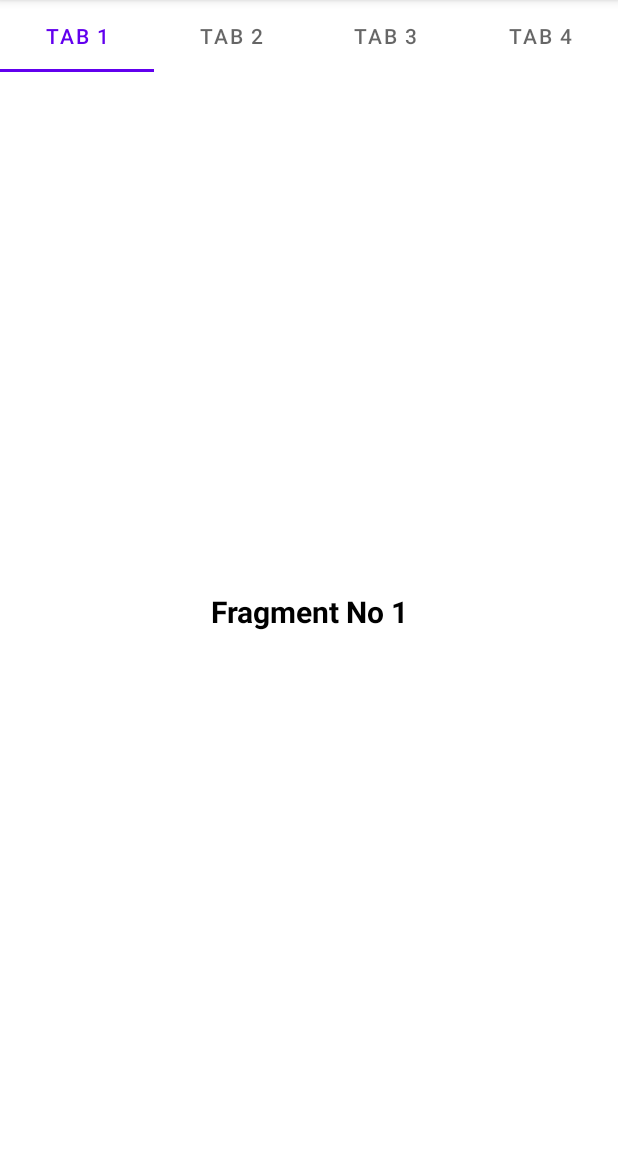
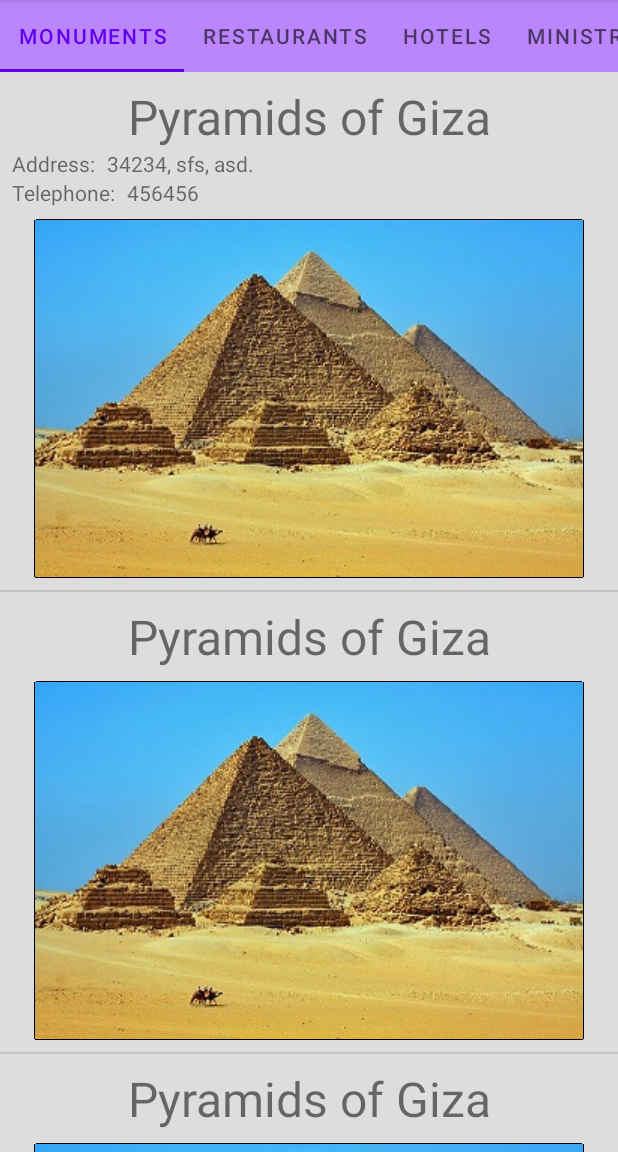
Before and after one commit to shikov/Cairo_Tour_Guide, an Android app: the screen it shows after launch (MainActivity), on a phone screen of 412 x 824 dp, the part 84-1236 px from its top. Run offline under Robolectric (Android 15) with nearby library versions, the phone set to English and light mode, and no system bars.

Commit message:
All done, TODO: add app data.

```diff
--- /dev/null
+++ b/app/src/main/java/com/example/android/cairotourguide/Attraction.java
@@ -0,0 +1,54 @@
+package com.example.android.cairotourguide;
+
+public class Attraction {
+    private final String mTitle;
+    private final String mTelephone;
+    private final String mAddress;
+    private final int mImageResourceId;
+
+    public Attraction(String title, String telephone, String address, int imageResourceID) {
+        mTitle = title;
+        mTelephone = telephone;
+        mAddress = address;
+        mImageResourceId = imageResourceID;
+    }
+
+    public String getTitle() {
+        return mTitle;
+    }
+
+    public String getTelephone() {
+        return mTelephone;
+    }
+
+    public String getAddress() {
+        return mAddress;
+    }
+
+    public int getImageResourceId() {
+        return mImageResourceId;
+    }
+
+    // static variables & functions
+
+    public static Attraction[] getAttractionList(int index) {
+        switch (index) {
+            case 0:
+            case 1:
+            case 2:
+            case 3:
+                return new Attraction[]{
+                        new Attraction("Pyramids of Giza", "456456",
+                                "34234, sfs, asd.", R.drawable.pyramids),
+                        new Attraction("Pyramids of Giza", null,
+                                null, R.drawable.pyramids),
+                        new Attraction("Pyramids of Giza", null,
+                                null, R.drawable.pyramids),
+                        new Attraction("Pyramids of Giza", null,
+                                null, R.drawable.pyramids),
+                };
+            default:
+                return new Attraction[]{};
+        }
+    }
+}
--- /dev/null
+++ b/app/src/main/java/com/example/android/cairotourguide/AttractionListAdapter.java
@@ -0,0 +1,72 @@
+package com.example.android.cairotourguide;
+
+import android.view.LayoutInflater;
+import android.view.View;
+import android.view.ViewGroup;
+import android.widget.ImageView;
+import android.widget.LinearLayout;
+import android.widget.TextView;
+
+import androidx.annotation.NonNull;
+import androidx.recyclerview.widget.RecyclerView;
+
+public class AttractionListAdapter extends RecyclerView.Adapter<AttractionListAdapter.AttractionViewHolder> {
+
+    private final Attraction[] mAttractionList;
+
+    public AttractionListAdapter(Attraction[] attractionList) {
+        mAttractionList = attractionList;
+    }
+
+    @NonNull
+    @Override
+    public AttractionViewHolder onCreateViewHolder(@NonNull ViewGroup parent, int viewType) {
+        return new AttractionViewHolder(LayoutInflater.from(parent.getContext())
+                .inflate(R.layout.attraction_item, parent, false));
+    }
+
+    @Override
+    public void onBindViewHolder(@NonNull AttractionViewHolder holder, int position) {
+        Attraction attraction = mAttractionList[position];
+        holder.attractionTitleView.setText(attraction.getTitle());
+        if (attraction.getTelephone() == null)
+            ((ViewGroup) holder.attractionTelephoneGroupView.getParent())
+                    .removeView(holder.attractionTelephoneGroupView);
+        else
+            ((TextView) holder.attractionTelephoneGroupView.findViewById(R.id.telephone))
+                    .setText(attraction.getTelephone());
+        if (attraction.getAddress() == null)
+            ((ViewGroup) holder.attractionAddressGroupView.getParent())
+                    .removeView(holder.attractionAddressGroupView);
+        else
+            ((TextView) holder.attractionAddressGroupView.findViewById(R.id.address))
+                    .setText(attraction.getAddress());
+        if (attraction.getImageResourceId() == 0)
+            ((ViewGroup) holder.attractionImageView.getParent())
+                    .removeView(holder.attractionImageView);
+        else
+            ((ImageView) holder.attractionImageView.findViewById(R.id.image))
+                    .setImageResource(attraction.getImageResourceId());
+    }
+
+    @Override
+    public int getItemCount() {
+        return mAttractionList.length;
+    }
+
+    static class AttractionViewHolder extends RecyclerView.ViewHolder {
+
+        TextView attractionTitleView;
+        LinearLayout attractionAddressGroupView;
+        LinearLayout attractionTelephoneGroupView;
+        ImageView attractionImageView;
+
+        public AttractionViewHolder(@NonNull View itemView) {
+            super(itemView);
+            attractionTitleView = itemView.findViewById(R.id.title);
+            attractionAddressGroupView = itemView.findViewById(R.id.address_group);
+            attractionTelephoneGroupView = itemView.findViewById(R.id.telephone_group);
+            attractionImageView = itemView.findViewById(R.id.image);
+        }
+    }
+}
--- a/app/src/main/java/com/example/android/cairotourguide/CategoryFragment.java
+++ b/app/src/main/java/com/example/android/cairotourguide/CategoryFragment.java
@@ -6,6 +6,9 @@ import android.os.Bundle;
 import androidx.annotation.NonNull;
 import androidx.annotation.Nullable;
 import androidx.fragment.app.Fragment;
+import androidx.recyclerview.widget.DividerItemDecoration;
+import androidx.recyclerview.widget.LinearLayoutManager;
+import androidx.recyclerview.widget.RecyclerView;
 
 import android.view.LayoutInflater;
 import android.view.View;
@@ -56,11 +59,15 @@ public class CategoryFragment extends Fragment {
         return inflater.inflate(R.layout.fragment_category, container, false);
     }
 
-    @SuppressLint("SetTextI18n")
     @Override
     public void onViewCreated(@NonNull View view, @Nullable Bundle savedInstanceState) {
         super.onViewCreated(view, savedInstanceState);
-        TextView textViewCounter = view.findViewById(R.id.tv_counter);
-        textViewCounter.setText("Fragment No " + (mIndex+1));
+
+        RecyclerView attractionListView = view.findViewById(R.id.attraction_list);
+        attractionListView.setLayoutManager(new LinearLayoutManager(view.getContext()));
+        attractionListView.setAdapter(
+                new AttractionListAdapter(Attraction.getAttractionList(mIndex)));
+        attractionListView.addItemDecoration(
+                new DividerItemDecoration(view.getContext(), DividerItemDecoration.VERTICAL));
     }
 }
--- a/app/src/main/java/com/example/android/cairotourguide/MainActivity.java
+++ b/app/src/main/java/com/example/android/cairotourguide/MainActivity.java
@@ -1,11 +1,9 @@
 package com.example.android.cairotourguide;
 
-import androidx.annotation.NonNull;
+import android.os.Bundle;
+
 import androidx.appcompat.app.AppCompatActivity;
-import androidx.viewpager.widget.ViewPager;
 import androidx.viewpager2.widget.ViewPager2;
-
-import android.os.Bundle;
 
 import com.google.android.material.tabs.TabLayout;
 import com.google.android.material.tabs.TabLayoutMediator;
@@ -21,7 +19,21 @@ public class MainActivity extends AppCompatActivity {
         TabLayout tabLayout = findViewById(R.id.tabs);
 
         viewPager.setAdapter(new ViewPagerAdapter(this));
-        new TabLayoutMediator(tabLayout, viewPager,
-                (tab, position) -> tab.setText("Tab " + (position + 1))).attach();
+        new TabLayoutMediator(tabLayout, viewPager, (tab, position) -> {
+            switch (position) {
+                case 0:
+                    tab.setText(R.string.monuments);
+                    break;
+                case 1:
+                    tab.setText(R.string.restaurants);
+                    break;
+                case 2:
+                    tab.setText(R.string.hotels);
+                    break;
+                case 3:
+                    tab.setText(R.string.ministries);
+                    break;
+            }
+        }).attach();
     }
 }
--- a/app/src/main/res/layout/activity_main.xml
+++ b/app/src/main/res/layout/activity_main.xml
@@ -1,13 +1,17 @@
 <?xml version="1.0" encoding="utf-8"?>
 <LinearLayout xmlns:android="http://schemas.android.com/apk/res/android"
+    xmlns:app="http://schemas.android.com/apk/res-auto"
     android:layout_width="match_parent"
     android:layout_height="match_parent"
+    android:background="@color/light_gray"
     android:orientation="vertical">
 
     <com.google.android.material.tabs.TabLayout
         android:id="@+id/tabs"
         android:layout_width="match_parent"
-        android:layout_height="wrap_content" />
+        android:layout_height="wrap_content"
+        android:background="@color/purple_200"
+        app:tabMode="scrollable" />
 
     <androidx.viewpager2.widget.ViewPager2
         android:id="@+id/pager"
--- /dev/null
+++ b/app/src/main/res/layout/attraction_item.xml
@@ -0,0 +1,64 @@
+<?xml version="1.0" encoding="utf-8"?>
+<LinearLayout xmlns:android="http://schemas.android.com/apk/res/android"
+    xmlns:tools="http://schemas.android.com/tools"
+    android:layout_width="match_parent"
+    android:layout_height="wrap_content"
+    android:orientation="vertical"
+    android:padding="8dp">
+
+    <TextView
+        android:id="@+id/title"
+        android:layout_width="match_parent"
+        android:layout_height="wrap_content"
+        android:gravity="center_horizontal"
+        android:textAlignment="center"
+        android:textSize="32sp" />
+
+    <LinearLayout
+        android:id="@+id/address_group"
+        android:layout_width="match_parent"
+        android:layout_height="wrap_content"
+        android:orientation="horizontal">
+
+        <TextView
+            android:layout_width="wrap_content"
+            android:layout_height="wrap_content"
+            android:paddingRight="8dp"
+            android:text="@string/address"
+            android:paddingEnd="8dp"
+            tools:ignore="RtlSymmetry" />
+
+        <TextView
+            android:id="@+id/address"
+            android:layout_width="wrap_content"
+            android:layout_height="wrap_content" />
+    </LinearLayout>
+
+    <LinearLayout
+        android:id="@+id/telephone_group"
+        android:layout_width="match_parent"
+        android:layout_height="wrap_content"
+        android:orientation="horizontal">
+
+        <TextView
+            android:layout_width="wrap_content"
+            android:layout_height="wrap_content"
+            android:paddingRight="8dp"
+            android:text="@string/telephone"
+            android:paddingEnd="8dp"
+            tools:ignore="RtlSymmetry" />
+
+        <TextView
+            android:id="@+id/telephone"
+            android:layout_width="wrap_content"
+            android:layout_height="wrap_content" />
+    </LinearLayout>
+
+    <ImageView
+        android:paddingTop="8dp"
+        android:id="@+id/image"
+        android:layout_width="match_parent"
+        android:layout_height="wrap_content"
+        android:contentDescription="@string/attraction_image" />
+
+</LinearLayout>
--- a/app/src/main/res/layout/fragment_category.xml
+++ b/app/src/main/res/layout/fragment_category.xml
@@ -5,15 +5,9 @@
     android:layout_height="match_parent"
     tools:context=".CategoryFragment">
 
-    <!-- TODO: Update blank fragment layout -->
-    <TextView
-        android:id="@+id/tv_counter"
+    <androidx.recyclerview.widget.RecyclerView
+        android:id="@+id/attraction_list"
         android:layout_width="match_parent"
-        android:layout_height="match_parent"
-        android:gravity="center"
-        android:textColor="#000"
-        android:textSize="20sp"
-        android:textStyle="bold"
-        />
+        android:layout_height="match_parent" />
 
 </FrameLayout>
--- a/app/src/main/res/values/colors.xml
+++ b/app/src/main/res/values/colors.xml
@@ -7,4 +7,5 @@
     <color name="teal_700">#FF018786</color>
     <color name="black">#FF000000</color>
     <color name="white">#FFFFFFFF</color>
+    <color name="light_gray">#FDDD</color>
 </resources>
--- a/app/src/main/res/values/strings.xml
+++ b/app/src/main/res/values/strings.xml
@@ -1,3 +1,10 @@
 <resources>
     <string name="app_name">Cairo Tour Guide</string>
+    <string name="monuments">Monuments</string>
+    <string name="restaurants">Restaurants</string>
+    <string name="hotels">Hotels</string>
+    <string name="ministries">Ministries</string>
+    <string name="address">Address:</string>
+    <string name="telephone">Telephone:</string>
+    <string name="attraction_image">attraction image</string>
 </resources>
```
Also changed, not shown: app/src/main/res/drawable-hdpi/pyramids.png (added), app/src/main/res/drawable-mdpi/pyramids.png (added), app/src/main/res/drawable-xhdpi/pyramids.png (added), app/src/main/res/drawable-xxhdpi/pyramids.png (added), 1 other file.
